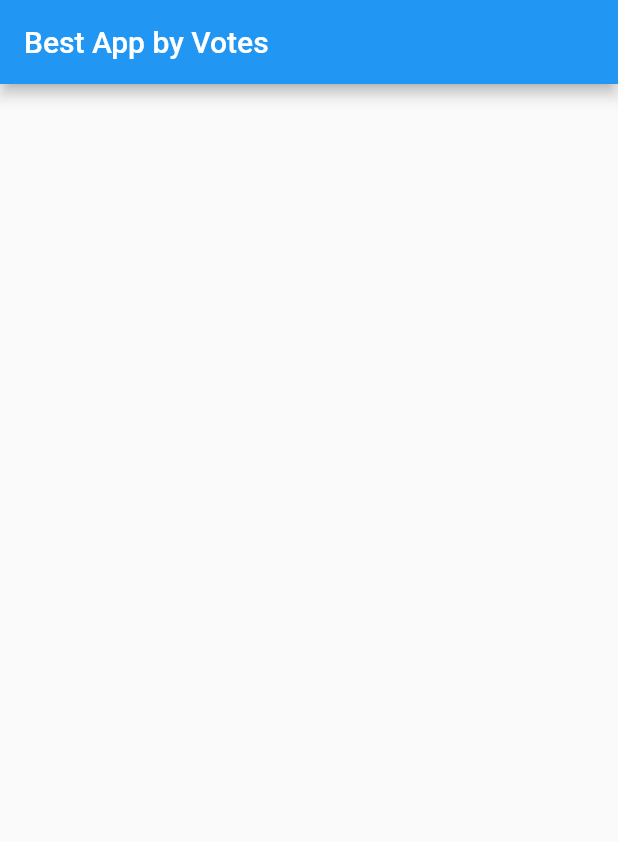
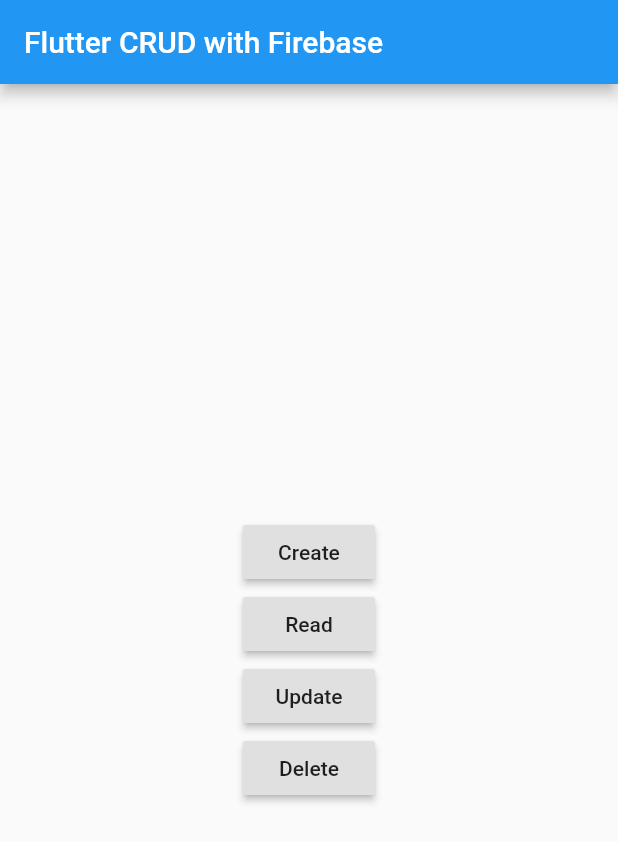
Before and after one commit to DulminiD/Flutter, a Flutter app: the screen it shows after launch, on a phone screen of 412 x 824 dp. Shown: the top 842 px of the screen. Run offline on Flutter 3.47's test engine with Material 2 defaults, Android fonts, the phone set to English and light mode, and no system bars; our stand-ins replace cloud_firestore, firebase_core; accounts and stored records are empty.

Commit message:
Easier CRUD

```diff
--- a/lib/main.dart
+++ b/lib/main.dart
@@ -1,85 +1,96 @@
 import 'package:cloud_firestore/cloud_firestore.dart';
+import 'package:firebase_core/firebase_core.dart';
 import 'package:flutter/material.dart';
-void main() => runApp(MyApp());
-final dummySnapshot = [
-  {"name": "Flutter", "votes": 15},
-  {"name": "Android", "votes": 14},
-  {"name": "IOS", "votes": 11},
-  {"name": "Xamerin", "votes": 10},
-  {"name": "React", "votes": 1},
-];
+
+void main()  {
+  runApp(MyApp());
+}
+
 class MyApp extends StatelessWidget {
+  // This widget is the root of your application.
   @override
   Widget build(BuildContext context) {
     return MaterialApp(
-      title: 'Apps',
       home: MyHomePage(),
     );
   }
+}
 
-}
 class MyHomePage extends StatefulWidget {
   @override
-  _MyHomePageState createState() {
-    return _MyHomePageState();
+  _MyHomePageState createState() => _MyHomePageState();
+}
+
+class _MyHomePageState extends State<MyHomePage> {
+
+  final Firestore firestore = Firestore.instance;
+
+
+  void _create() async {
+    try {
+      await firestore.collection('users').document('testUser').setData({
+        'firstName': 'John',
+        'lastName': 'Peter',
+      });
+    } catch (e) {
+      print(e);
+    }
   }
-}
-class _MyHomePageState extends State<MyHomePage> {
+
+  void _read() async {
+    DocumentSnapshot documentSnapshot;
+    try {
+      documentSnapshot = await firestore.collection('users').document('testUser').get();
+      print(documentSnapshot.data);
+    } catch (e) {
+      print(e);
+    }
+  }
+
+  void _update() async {
+    try {
+      firestore.collection('users').document('testUser').updateData({
+        'firstName': 'Alan',
+      });
+    } catch (e) {
+      print(e);
+    }
+  }
+
+  void _delete() async {
+    try {
+      firestore.collection('users').document('testUser').delete();
+    } catch (e) {
+      print(e);
+    }
+  }
+
   @override
   Widget build(BuildContext context) {
     return Scaffold(
-      appBar: AppBar(title: Text('Best App by Votes')),
-      body: _buildBody(context),
-    );
-  }
-  Widget _buildBody(BuildContext context) {
-    // TODO: get actual snapshot from Cloud Firestore
-    return StreamBuilder<QuerySnapshot>(
-      stream: Firestore.instance.collection('users').snapshots(),
-      builder: (context, snapshot){
-        if(!snapshot.hasData) return LinearProgressIndicator();
-
-        return _buildList(context, snapshot.data.documents);
-      },
-    );
-
-  }
-  Widget _buildList(BuildContext context, List<DocumentSnapshot> snapshot) {
-    return ListView(
-      padding: const EdgeInsets.only(top: 20.0),
-      children: snapshot.map((data) => _buildListItem(context, data)).toList(),
-    );
-  }
-  Widget _buildListItem(BuildContext context, DocumentSnapshot data) {
-    final record = Record.fromSnapshot(data);
-    return Padding(
-      key: ValueKey(record.name),
-      padding: const EdgeInsets.symmetric(horizontal: 16.0, vertical: 8.0),
-      child: Container(
-        decoration: BoxDecoration(
-          border: Border.all(color: Colors.grey),
-          borderRadius: BorderRadius.circular(5.0),
-        ),
-        child: ListTile(
-          title: Text(record.name),
-          trailing: Text(record.votes.toString()),
-          onTap: () => print(record),
-        ),
+      appBar: AppBar(
+        title: Text("Flutter CRUD with Firebase"),
+      ),
+      body: Center(
+        child: Column(mainAxisAlignment: MainAxisAlignment.center, children: <Widget>[
+          RaisedButton(
+            child: Text("Create"),
+            onPressed: _create,
+          ),
+          RaisedButton(
+            child: Text("Read"),
+            onPressed: _read,
+          ),
+          RaisedButton(
+            child: Text("Update"),
+            onPressed: _update,
+          ),
+          RaisedButton(
+            child: Text("Delete"),
+            onPressed: _delete,
+          ),
+        ]),
       ),
     );
   }
 }
-class Record {
-  final String name;
-  final int votes;
-  final DocumentReference reference;
-  Record.fromMap(Map<String, dynamic> map, {this.reference})
-      : assert(map['userName'] != null),
-        assert(map['id'] != null),
-        name = map['userName'],
-        votes = map['id'];
-  Record.fromSnapshot(DocumentSnapshot snapshot)
-      : this.fromMap(snapshot.data, reference: snapshot.reference);
-  @override
-  String toString() => "Record<$name:$votes>";
-}
--- /dev/null
+++ b/lib/oldmain.dart
@@ -0,0 +1,79 @@
+import 'package:cloud_firestore/cloud_firestore.dart';
+import 'package:flutter/material.dart';
+void main() => runApp(MyApp());
+
+class MyApp extends StatelessWidget {
+  @override
+  Widget build(BuildContext context) {
+    return MaterialApp(
+      title: 'Apps',
+      home: MyHomePage(),
+    );
+  }
+
+}
+class MyHomePage extends StatefulWidget {
+  @override
+  _MyHomePageState createState() {
+    return _MyHomePageState();
+  }
+}
+class _MyHomePageState extends State<MyHomePage> {
+  @override
+  Widget build(BuildContext context) {
+    return Scaffold(
+      appBar: AppBar(title: Text('Best App by Votes')),
+      body: _buildBody(context),
+    );
+  }
+  Widget _buildBody(BuildContext context) {
+    // TODO: get actual snapshot from Cloud Firestore
+    return StreamBuilder<QuerySnapshot>(
+      stream: Firestore.instance.collection('users').snapshots(),
+      builder: (context, snapshot){
+        if(!snapshot.hasData) return LinearProgressIndicator();
+
+        return _buildList(context, snapshot.data.documents);
+      },
+    );
+
+  }
+  Widget _buildList(BuildContext context, List<DocumentSnapshot> snapshot) {
+    return ListView(
+      padding: const EdgeInsets.only(top: 20.0),
+      children: snapshot.map((data) => _buildListItem(context, data)).toList(),
+    );
+  }
+  Widget _buildListItem(BuildContext context, DocumentSnapshot data) {
+    final record = Record.fromSnapshot(data);
+    return Padding(
+      key: ValueKey(record.name),
+      padding: const EdgeInsets.symmetric(horizontal: 16.0, vertical: 8.0),
+      child: Container(
+        decoration: BoxDecoration(
+          border: Border.all(color: Colors.grey),
+          borderRadius: BorderRadius.circular(5.0),
+        ),
+        child: ListTile(
+          title: Text(record.name),
+          trailing: Text(record.votes.toString()),
+          onTap: () => print(record),
+        ),
+      ),
+    );
+  }
+}
+class Record {
+  final String name;
+  final int votes;
+  final DocumentReference reference;
+  Record.fromMap(Map<String, dynamic> map, {this.reference})
+      : assert(map['userName'] != null),
+        assert(map['id'] != null),
+        name = map['userName'],
+        votes = map['id'];
+  Record.fromSnapshot(DocumentSnapshot snapshot)
+      : this.fromMap(snapshot.data, reference: snapshot.reference);
+  @override
+  String toString() => "Record<$name:$votes>";
+}
```
Also changed, not shown: lib/Model/Student.dart (added).
